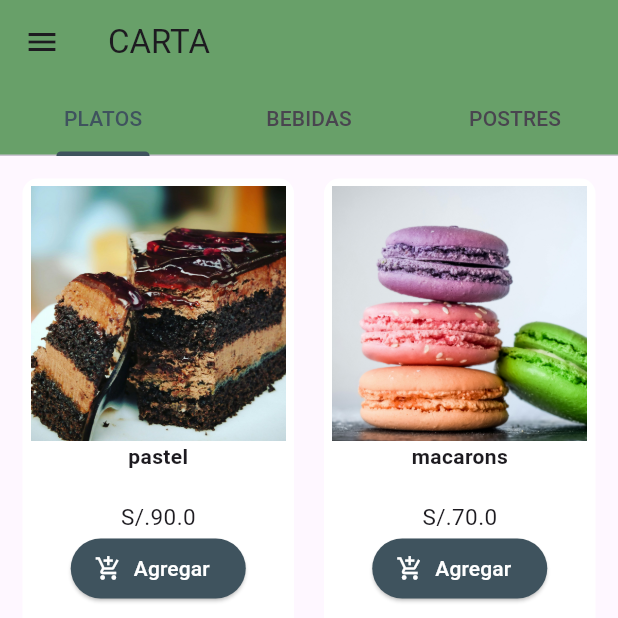
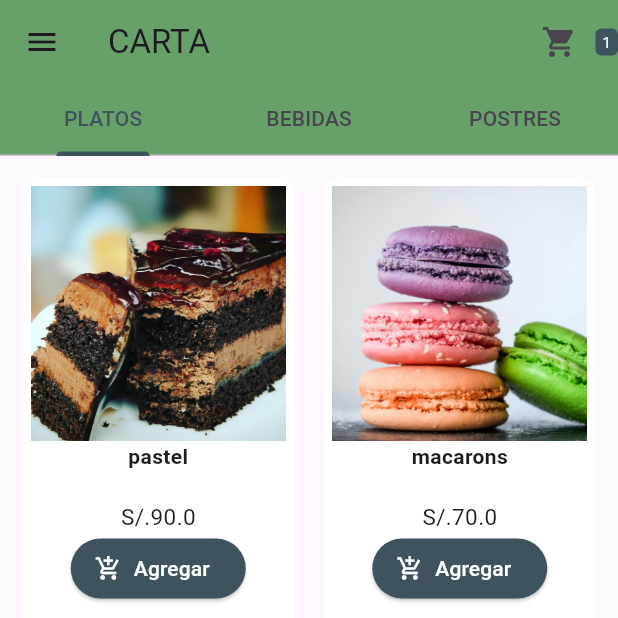
Before and after one commit to Charisse01/trabajo_final_flutter, a Flutter app: the screen it shows after launch, after a tap on the "chevron right" icon, after a tap on "Agregar", on a phone screen of 412 x 824 dp, the top half of it. Run offline on Flutter 3.47's test engine with Material 3 defaults, Android fonts, the phone set to English and light mode, and no system bars.

Commit message:
notifications for when a product is added to the shopping cart

```diff
--- a/lib/main.dart
+++ b/lib/main.dart
@@ -14,6 +14,7 @@ class MyApp extends StatelessWidget {
   @override
   Widget build(BuildContext context) {
     return MaterialApp(
+      debugShowCheckedModeBanner: false,
       title: 'Bakelove',
       theme: ThemeData(
         primarySwatch: Colors.blue,
--- a/lib/pantallaCarta.dart
+++ b/lib/pantallaCarta.dart
@@ -45,6 +45,51 @@ class _PantallaCartaState extends State<PantallaCarta> {
                 ),
               ],
             ),
+            actions: <Widget>[
+              // Botón para el carrito de compras
+              new Stack(
+                children: <Widget>[
+                  IconButton(
+                    icon: Icon(Icons.shopping_cart),
+                    onPressed: () {
+                      if (carrito.numeroItems != 0) {
+                        // Usamos ScaffoldMessenger para mostrar el SnackBar
+                        ScaffoldMessenger.of(context).showSnackBar(SnackBar(
+                          content: Text("Ir al carrito", textAlign: TextAlign.center,),
+                        ));
+                      } else {
+                        ScaffoldMessenger.of(context).showSnackBar(SnackBar(
+                          content: Text("Llenar el carrito", textAlign: TextAlign.center,),
+                        ));
+                      }
+                    },
+                  ),
+                ],
+              ),
+              new Positioned(
+                top: 8,
+                right: 8,
+                child: Container(
+                  padding: EdgeInsets.all(2),
+                  decoration: new BoxDecoration(
+                    color: const Color.fromARGB(255, 63, 83, 94),
+                    borderRadius: BorderRadius.circular(4),
+                  ),
+                  constraints: BoxConstraints(
+                    minWidth: 15,
+                    minHeight: 14,
+                  ),
+                  child: Text(
+                    carrito.numeroItems.toString(),
+                    textAlign: TextAlign.center,
+                    style: TextStyle(
+                      color: Colors.white,
+                      fontSize: 10,
+                    ),
+                  ),
+                ),
+              ),
+            ],
           ),
           drawer: menuLateral(),
           body: TabBarView(
@@ -93,9 +138,9 @@ class _PantallaCartaState extends State<PantallaCarta> {
                             padding: EdgeInsets.only(top: 20),
                             child: Text(
                               "S/." + platos[index].precio.toString(),
-                              style: TextStyle(fontSize: 15),),
+                              style: TextStyle(fontSize: 15),
+                            ),
                           ),
-
                           ElevatedButton.icon(
                             onPressed: () {
                               setState(() {
@@ -115,7 +160,7 @@ class _PantallaCartaState extends State<PantallaCarta> {
                                     BorderRadius.all(Radius.circular(20.0)),
                               ),
                               backgroundColor: const Color.fromARGB(255, 63, 83, 94),
-                              foregroundColor: Colors.white, // Cambiado de 'primary' a 'backgroundColor'
+                              foregroundColor: Colors.white,
                             ),
                             icon: Icon(Icons.add_shopping_cart),
                             label: Text("Agregar"),
@@ -173,8 +218,6 @@ class _PantallaCartaState extends State<PantallaCarta> {
                               style: TextStyle(fontSize: 15),
                             ),
                           ),
-
-
                           ElevatedButton.icon(
                             onPressed: () {
                               setState(() {
@@ -194,7 +237,7 @@ class _PantallaCartaState extends State<PantallaCarta> {
                                     BorderRadius.all(Radius.circular(20.0)),
                               ),
                               backgroundColor: const Color.fromARGB(255, 63, 83, 94),
-                              foregroundColor: Colors.white, // Cambiado de 'primary' a 'backgroundColor'
+                              foregroundColor: Colors.white,
                             ),
                             icon: Icon(Icons.add_shopping_cart),
                             label: Text("Agregar"),
@@ -252,7 +295,6 @@ class _PantallaCartaState extends State<PantallaCarta> {
                               style: TextStyle(fontSize: 15),
                             ),
                           ),
-
                           ElevatedButton.icon(
                             onPressed: () {
                               setState(() {
@@ -272,7 +314,7 @@ class _PantallaCartaState extends State<PantallaCarta> {
                                     BorderRadius.all(Radius.circular(20.0)),
                               ),
                               backgroundColor: const Color.fromARGB(255, 63, 83, 94),
-                              foregroundColor: Colors.white, // Cambiado de 'primary' a 'backgroundColor'
+                              foregroundColor: Colors.white,
                             ),
                             icon: Icon(Icons.add_shopping_cart),
                             label: Text("Agregar"),
```
